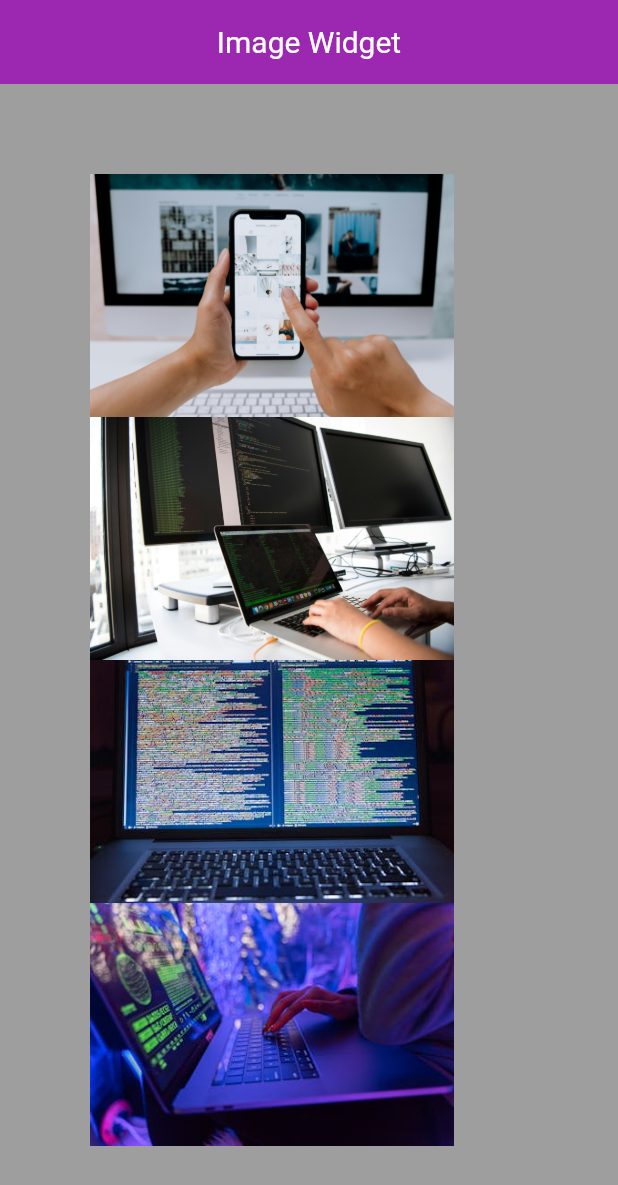
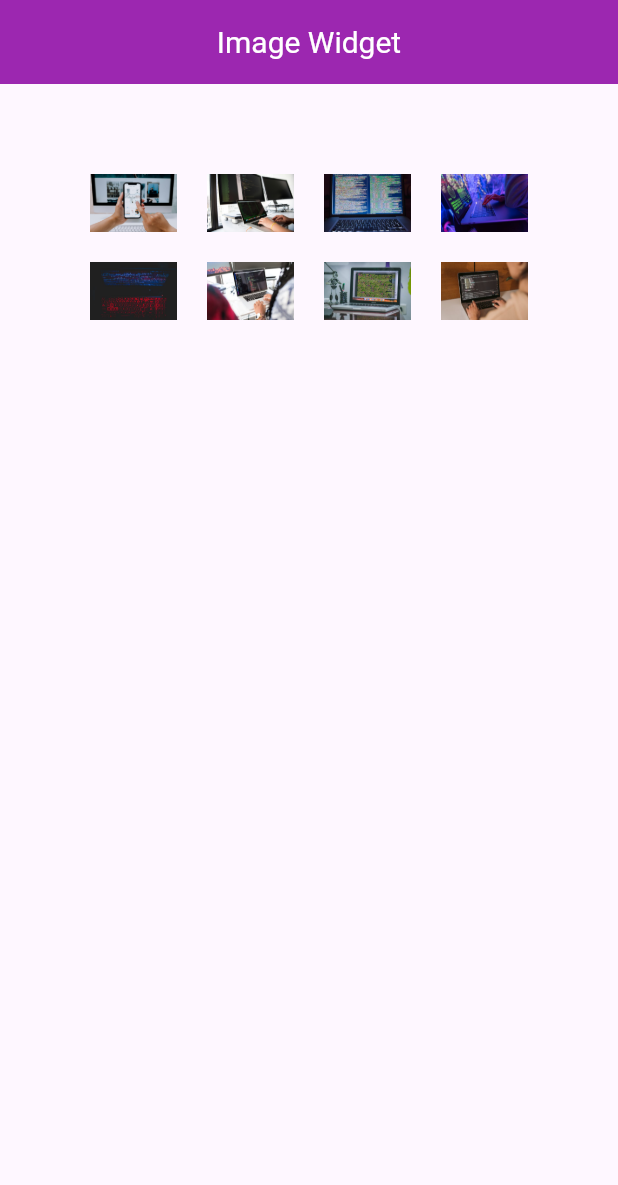
Before and after one commit to Majok-Bol/image_widget, a Flutter app: the screen it shows after launch, on a phone screen of 412 x 824 dp. Shown: the top 1185 px of the screen. Run offline on Flutter 3.47's test engine with Material 3 defaults, Android fonts, the phone set to English and light mode, and no system bars.

Commit message:
added more images

```diff
--- a/lib/main.dart
+++ b/lib/main.dart
@@ -9,16 +9,36 @@ class MyApp extends StatelessWidget{
       debugShowCheckedModeBanner: false,
       home: Scaffold(
         appBar: AppBar(title: Text('Image Widget',style: TextStyle(color: Colors.white,fontSize: 20),),centerTitle: true,backgroundColor: Colors.purple,),
-        backgroundColor: Colors.grey,
         body: Container(
           padding: EdgeInsets.all(10),
           margin: EdgeInsets.symmetric(vertical: 50,horizontal: 50),
           child: Column(
             children: [
-           Expanded(child: Image.asset('assets/images/p1.jpg'),),
-              Expanded(child: Image.asset('assets/images/p2.jpg'),),
-              Expanded(child: Image.asset('assets/images/p3.jpeg'),),
-              Expanded(child: Image.asset('assets/images/p4.jpeg'),),
+              Row(
+                children: [
+                  Expanded(child: Image.asset('assets/images/p1.jpg'),),
+                  SizedBox(width: 20,),
+                  Expanded(child: Image.asset('assets/images/p2.jpg'),),
+                  SizedBox(width: 20,),
+                  Expanded(child: Image.asset('assets/images/p3.jpeg'),),
+                  SizedBox(width: 20,),
+                  Expanded(child: Image.asset('assets/images/p4.jpeg'),),
+                ],
+              ),
+              SizedBox(height: 20,),
+              Row(
+                children: [
+                  Expanded(child: Image.asset('assets/images/p5.jpeg'),),
+                  SizedBox(width: 20,),
+                  Expanded(child: Image.asset('assets/images/p6.jpeg'),),
+                  SizedBox(width: 20,),
+                  Expanded(child: Image.asset('assets/images/p7.jpeg'),),
+                  SizedBox(width: 20,),
+                  Expanded(child: Image.asset('assets/images/p8.jpeg'),),
+                ],
+              ),
+
+
 
             ],
           ),
--- a/pubspec.yaml
+++ b/pubspec.yaml
@@ -63,6 +63,10 @@ flutter:
      - assets/images/p2.jpg
      - assets/images/p3.jpeg
      - assets/images/p4.jpeg
+     - assets/images/p5.jpeg
+     - assets/images/p6.jpeg
+     - assets/images/p7.jpeg
+     - assets/images/p8.jpeg
 
   # An image asset can refer to one or more resolution-specific "variants", see
   # https://flutter.dev/to/resolution-aware-images
```
Also changed, not shown: assets/images/p5.jpeg (added), assets/images/p6.jpeg (added), assets/images/p7.jpeg (added), assets/images/p8.jpeg (added).
